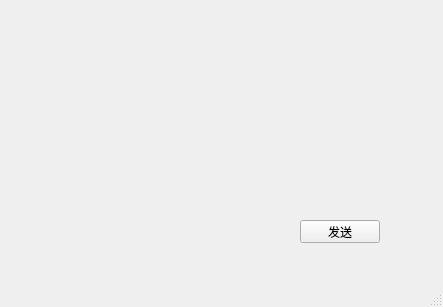
Old version of the form mainwindow.ui in the repository xiugou798/QT6-Socket-Demo.
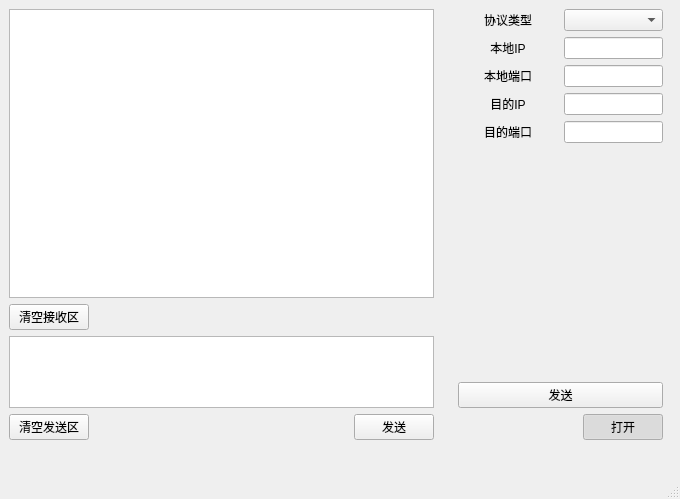
New version of the form.

Commit message: 修改界面

```diff
--- a/mainwindow.ui
+++ b/mainwindow.ui
@@ -6,27 +6,290 @@
    <rect>
     <x>0</x>
     <y>0</y>
-    <width>443</width>
-    <height>307</height>
+    <width>680</width>
+    <height>499</height>
    </rect>
   </property>
   <property name="windowTitle">
    <string>MainWindow</string>
   </property>
   <widget class="QWidget" name="centralwidget">
-   <widget class="QPushButton" name="pushButton">
-    <property name="geometry">
-     <rect>
-      <x>300</x>
-      <y>220</y>
-      <width>80</width>
-      <height>23</height>
-     </rect>
-    </property>
-    <property name="text">
-     <string>发送</string>
-    </property>
-   </widget>
+   <layout class="QHBoxLayout" name="horizontalLayout" stretch="2,1">
+    <item>
+     <widget class="QWidget" name="widget" native="true">
+      <widget class="QWidget" name="layoutWidget">
+       <property name="geometry">
+        <rect>
+         <x>0</x>
+         <y>0</y>
+         <width>431</width>
+         <height>431</height>
+        </rect>
+       </property>
+       <layout class="QVBoxLayout" name="verticalLayout_5" stretch="8,1,2,1">
+        <property name="rightMargin">
+         <number>6</number>
+        </property>
+        <item>
+         <widget class="QTextEdit" name="textEdit"/>
+        </item>
+        <item>
+         <layout class="QHBoxLayout" name="horizontalLayout_6">
+          <item>
+           <widget class="QPushButton" name="pushButton_4">
+            <property name="text">
+             <string>清空接收区</string>
+            </property>
+           </widget>
+          </item>
+          <item>
+           <spacer name="horizontalSpacer_4">
+            <property name="orientation">
+             <enum>Qt::Horizontal</enum>
+            </property>
+            <property name="sizeHint" stdset="0">
+             <size>
+              <width>40</width>
+              <height>20</height>
+             </size>
+            </property>
+           </spacer>
+          </item>
+         </layout>
+        </item>
+        <item>
+         <widget class="QTextEdit" name="textEdit_2"/>
+        </item>
+        <item>
+         <layout class="QHBoxLayout" name="horizontalLayout_7">
+          <item>
+           <widget class="QPushButton" name="pushButton_3">
+            <property name="text">
+             <string>清空发送区</string>
+            </property>
+           </widget>
+          </item>
+          <item>
+           <spacer name="horizontalSpacer_5">
+            <property name="orientation">
+             <enum>Qt::Horizontal</enum>
+            </property>
+            <property name="sizeHint" stdset="0">
+             <size>
+              <width>40</width>
+              <height>20</height>
+             </size>
+            </property>
+           </spacer>
+          </item>
+          <item>
+           <widget class="QPushButton" name="pushButton_2">
+            <property name="text">
+             <string>发送</string>
+            </property>
+           </widget>
+          </item>
+         </layout>
+        </item>
+       </layout>
+      </widget>
+     </widget>
+    </item>
+    <item>
+     <widget class="QWidget" name="widget_2" native="true">
+      <property name="minimumSize">
+       <size>
+        <width>0</width>
+        <height>0</height>
+       </size>
+      </property>
+      <widget class="QWidget" name="layoutWidget_2">
+       <property name="geometry">
+        <rect>
+         <x>0</x>
+         <y>0</y>
+         <width>211</width>
+         <height>431</height>
+        </rect>
+       </property>
+       <layout class="QVBoxLayout" name="verticalLayout_6" stretch="3,2,3,1,1">
+        <property name="leftMargin">
+         <number>6</number>
+        </property>
+        <item>
+         <layout class="QHBoxLayout" name="horizontalLayout_8" stretch="1,1">
+          <item>
+           <layout class="QVBoxLayout" name="verticalLayout_7">
+            <item>
+             <widget class="QLabel" name="label">
+              <property name="text">
+               <string>协议类型</string>
+              </property>
+              <property name="textFormat">
+               <enum>Qt::AutoText</enum>
+              </property>
+              <property name="scaledContents">
+               <bool>false</bool>
+              </property>
+              <property name="alignment">
+               <set>Qt::AlignCenter</set>
+              </property>
+             </widget>
+            </item>
+            <item>
+             <widget class="QLabel" name="label_2">
+              <property name="text">
+               <string>本地IP</string>
+              </property>
+              <property name="textFormat">
+               <enum>Qt::AutoText</enum>
+              </property>
+              <property name="scaledContents">
+               <bool>false</bool>
+              </property>
+              <property name="alignment">
+               <set>Qt::AlignCenter</set>
+              </property>
+             </widget>
+            </item>
+            <item>
+             <widget class="QLabel" name="label_3">
+              <property name="text">
+               <string>本地端口</string>
+              </property>
+              <property name="textFormat">
+               <enum>Qt::AutoText</enum>
+              </property>
+              <property name="scaledContents">
+               <bool>false</bool>
+              </property>
+              <property name="alignment">
+               <set>Qt::AlignCenter</set>
+              </property>
+             </widget>
+            </item>
+           </layout>
+          </item>
+          <item>
+           <layout class="QVBoxLayout" name="verticalLayout_8">
+            <item>
+             <widget class="QComboBox" name="comboBox"/>
+            </item>
+            <item>
+             <widget class="QLineEdit" name="lineEdit_2"/>
+            </item>
+            <item>
+             <widget class="QLineEdit" name="lineEdit"/>
+            </item>
+           </layout>
+          </item>
+         </layout>
+        </item>
+        <item>
+         <layout class="QHBoxLayout" name="horizontalLayout_10" stretch="1,1">
+          <item>
+           <layout class="QVBoxLayout" name="verticalLayout_9">
+            <item>
+             <widget class="QLabel" name="label_5">
+              <property name="text">
+               <string>目的IP</string>
+              </property>
+              <property name="textFormat">
+               <enum>Qt::AutoText</enum>
+              </property>
+              <property name="scaledContents">
+               <bool>false</bool>
+              </property>
+              <property name="alignment">
+               <set>Qt::AlignCenter</set>
+              </property>
+             </widget>
+            </item>
+            <item>
+             <widget class="QLabel" name="label_6">
+              <property name="text">
+               <string>目的端口</string>
+              </property>
+              <property name="textFormat">
+               <enum>Qt::AutoText</enum>
+              </property>
+              <property name="scaledContents">
+               <bool>false</bool>
+              </property>
+              <property name="alignment">
+               <set>Qt::AlignCenter</set>
+              </property>
+             </widget>
+            </item>
+           </layout>
+          </item>
+          <item>
+           <layout class="QVBoxLayout" name="verticalLayout_10">
+            <item>
+             <widget class="QLineEdit" name="lineEdit_3"/>
+            </item>
+            <item>
+             <widget class="QLineEdit" name="lineEdit_4"/>
+            </item>
+           </layout>
+          </item>
+         </layout>
+        </item>
+        <item>
+         <spacer name="verticalSpacer">
+          <property name="orientation">
+           <enum>Qt::Vertical</enum>
+          </property>
+          <property name="sizeHint" stdset="0">
+           <size>
+            <width>20</width>
+            <height>40</height>
+           </size>
+          </property>
+         </spacer>
+        </item>
+        <item>
+         <widget class="QPushButton" name="pushButton">
+          <property name="text">
+           <string>发送</string>
+          </property>
+         </widget>
+        </item>
+        <item>
+         <layout class="QHBoxLayout" name="horizontalLayout_9">
+          <item>
+           <spacer name="horizontalSpacer_6">
+            <property name="orientation">
+             <enum>Qt::Horizontal</enum>
+            </property>
+            <property name="sizeHint" stdset="0">
+             <size>
+              <width>40</width>
+              <height>20</height>
+             </size>
+            </property>
+           </spacer>
+          </item>
+          <item>
+           <widget class="QPushButton" name="pushButton_5">
+            <property name="text">
+             <string>打开</string>
+            </property>
+            <property name="checkable">
+             <bool>true</bool>
+            </property>
+            <property name="checked">
+             <bool>true</bool>
+            </property>
+           </widget>
+          </item>
+         </layout>
+        </item>
+       </layout>
+      </widget>
+     </widget>
+    </item>
+   </layout>
   </widget>
   <widget class="QMenuBar" name="menubar">
    <property name="geometry">
```
Left out of the diff: 2 changed lines with no effect on the pictures. The commit also changes 1 other file.
